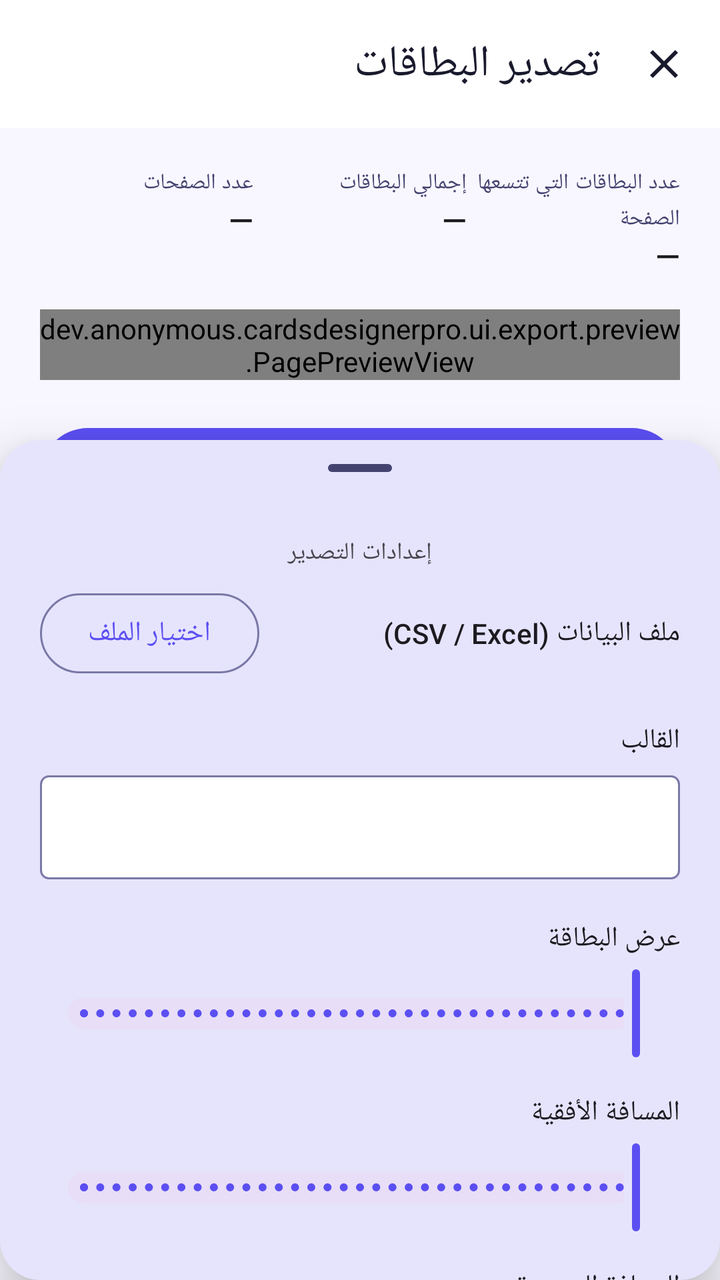
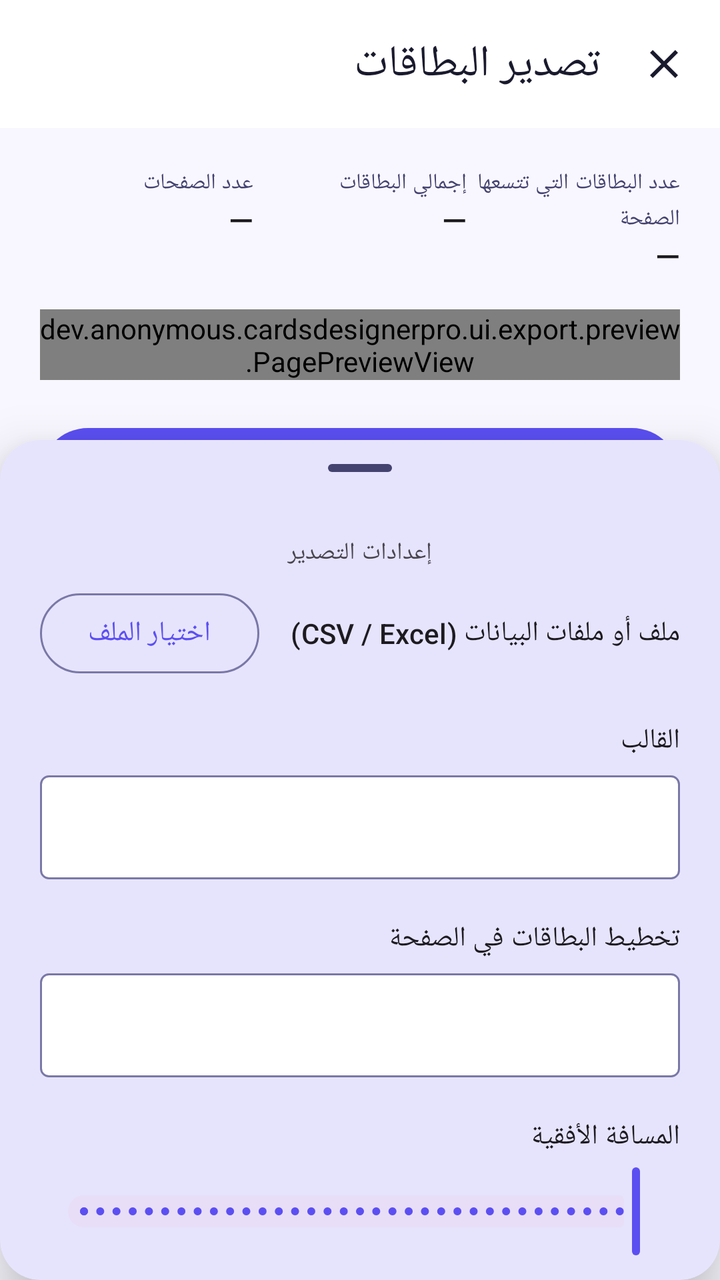

An Android layout rendered at two revisions. The XML below is the earlier revision; the diff shows what the commit changed to produce the second picture.
<!-- AndroidManifest.xml: application theme Theme.CardsDesignerPro -->
<!-- res/layout/activity_export_cards.xml -->
<?xml version="1.0" encoding="utf-8"?>
<RelativeLayout xmlns:android="http://schemas.android.com/apk/res/android"
    xmlns:app="http://schemas.android.com/apk/res-auto"
    android:layout_width="match_parent"
    android:layout_height="match_parent"
    android:layoutDirection="rtl">

    <androidx.coordinatorlayout.widget.CoordinatorLayout
        android:layout_width="match_parent"
        android:layout_height="match_parent">

        <com.google.android.material.appbar.AppBarLayout
            android:id="@+id/app_bar"
            android:layout_width="match_parent"
            android:layout_height="wrap_content"
            android:background="?attr/colorSurface"
            app:liftOnScrollColor="@android:color/transparent">
            <com.google.android.material.appbar.MaterialToolbar
                android:id="@+id/toolbar"
                android:layout_width="match_parent"
                android:layout_height="?attr/actionBarSize"
                app:title="@string/export_cards_title"
                app:layout_scrollFlags="scroll|enterAlways|snap"
                app:navigationIcon="@drawable/ic_close_24"
                app:navigationIconTint="?attr/colorOnSurface"
                app:titleTextColor="?attr/colorOnSurface" />
        </com.google.android.material.appbar.AppBarLayout>

        <androidx.core.widget.NestedScrollView
            android:layout_width="match_parent"
            android:layout_height="match_parent"
            android:clipToPadding="false"
            android:paddingBottom="450dp"
            app:layout_behavior="@string/appbar_scrolling_view_behavior">

            <LinearLayout
                android:layout_width="match_parent"
                android:layout_height="wrap_content"
                android:orientation="vertical"
                android:padding="20dp">

                
                <LinearLayout
                    android:layout_width="match_parent"
                    android:layout_height="wrap_content"
                    android:orientation="horizontal"
                    android:layout_marginBottom="16dp">

                    
                    <LinearLayout
                        android:layout_width="0dp"
                        android:layout_height="wrap_content"
                        android:layout_weight="1"
                        android:orientation="vertical">
                        <TextView
                            android:id="@+id/tv_cards_per_page_label"
                            android:layout_width="wrap_content"
                            android:layout_height="wrap_content"
                            android:text="@string/label_cards_per_page"
                            android:textAppearance="?attr/textAppearanceLabelSmall"
                            android:textColor="?attr/colorOnSurfaceVariant" />
                        <TextView
                            android:id="@+id/tv_cards_per_page"
                            android:layout_width="wrap_content"
                            android:layout_height="wrap_content"
                            android:text="—"
                            android:textAppearance="?attr/textAppearanceTitleMedium" />
                    </LinearLayout>

                    
                    <LinearLayout
                        android:layout_width="0dp"
                        android:layout_height="wrap_content"
                        android:layout_weight="1"
                        android:orientation="vertical">
                        <TextView
                            android:layout_width="wrap_content"
                            android:layout_height="wrap_content"
                            android:text="@string/label_total_cards"
                            android:textAppearance="?attr/textAppearanceLabelSmall"
                            android:textColor="?attr/colorOnSurfaceVariant" />
                        <TextView
                            android:id="@+id/tv_total_cards"
                            android:layout_width="wrap_content"
                            android:layout_height="wrap_content"
                            android:text="—"
                            android:textAppearance="?attr/textAppearanceTitleMedium" />
                    </LinearLayout>

                    
                    <LinearLayout
                        android:layout_width="0dp"
                        android:layout_height="wrap_content"
                        android:layout_weight="1"
                        android:orientation="vertical">
                        <TextView
                            android:id="@+id/tv_total_pages_label"
                            android:layout_width="wrap_content"
                            android:layout_height="wrap_content"
                            android:text="@string/label_total_pages"
                            android:textAppearance="?attr/textAppearanceLabelSmall"
                            android:textColor="?attr/colorOnSurfaceVariant" />
                        <TextView
                            android:id="@+id/tv_total_pages"
                            android:layout_width="wrap_content"
                            android:layout_height="wrap_content"
                            android:text="—"
                            android:textAppearance="?attr/textAppearanceTitleMedium" />
                    </LinearLayout>

                    
                    <LinearLayout
                        android:id="@+id/layout_total_dual_pages"
                        android:layout_width="0dp"
                        android:layout_height="wrap_content"
                        android:layout_weight="1"
                        android:orientation="vertical"
                        android:visibility="gone">
                        <TextView
                            android:layout_width="wrap_content"
                            android:layout_height="wrap_content"
                            android:text="@string/label_total_pages_both"
                            android:textAppearance="?attr/textAppearanceLabelSmall"
                            android:textColor="?attr/colorOnSurfaceVariant" />
                        <TextView
                            android:id="@+id/tv_total_dual_pages"
                            android:layout_width="wrap_content"
                            android:layout_height="wrap_content"
                            android:text="—"
                            android:textAppearance="?attr/textAppearanceTitleMedium" />
                    </LinearLayout>
                </LinearLayout>

                
                <TextView
                    android:id="@+id/tv_front_side_title"
                    android:layout_width="match_parent"
                    android:layout_height="wrap_content"
                    android:text="@string/label_front_side"
                    android:textAppearance="?attr/textAppearanceTitleMedium"
                    android:layout_marginBottom="8dp"
                    android:visibility="gone" />

                
                <dev.anonymous.cardsdesignerpro.ui.export.preview.PagePreviewView
                    android:id="@+id/page_preview"
                    android:layout_width="match_parent"
                    android:layout_height="wrap_content"
                    android:layout_marginBottom="20dp" />

                
                <LinearLayout
                    android:id="@+id/layout_back_side_preview"
                    android:layout_width="match_parent"
                    android:layout_height="wrap_content"
                    android:orientation="vertical"
                    android:visibility="gone">

                    <LinearLayout
                        android:layout_width="match_parent"
                        android:layout_height="wrap_content"
                        android:orientation="horizontal"
                        android:gravity="center_vertical"
                        android:layout_marginBottom="8dp">
                        <TextView
                            android:layout_width="0dp"
                            android:layout_height="wrap_content"
                            android:layout_weight="1"
                            android:text="@string/label_back_side"
                            android:textAppearance="?attr/textAppearanceTitleMedium" />
                        <TextView
                            android:id="@+id/tv_flip_hint"
                            android:layout_width="wrap_content"
                            android:layout_height="wrap_content"
                            android:text="@string/flip_hint_long_edge"
                            android:textAppearance="?attr/textAppearanceLabelSmall"
                            android:textColor="?attr/colorOnSurfaceVariant" />
                    </LinearLayout>

                    <dev.anonymous.cardsdesignerpro.ui.export.preview.PagePreviewView
                        android:id="@+id/page_preview_back"
                        android:layout_width="match_parent"
                        android:layout_height="wrap_content"
                        android:layout_marginBottom="20dp" />
                </LinearLayout>

                
                <com.google.android.material.progressindicator.LinearProgressIndicator
                    android:id="@+id/progress_export"
                    android:layout_width="match_parent"
                    android:layout_height="wrap_content"
                    android:layout_marginBottom="12dp"
                    android:visibility="gone"
                    app:trackCornerRadius="4dp" />

                
                <com.google.android.material.button.MaterialButton
                    android:id="@+id/btn_export_separate"
                    style="@style/Widget.Material3.Button.OutlinedButton"
                    android:layout_width="match_parent"
                    android:layout_height="56dp"
                    android:layout_marginBottom="8dp"
                    android:text="@string/btn_export_separate"
                    android:visibility="gone" />

                
                <com.google.android.material.button.MaterialButton
                    android:id="@+id/btn_export"
                    style="@style/Widget.Material3.Button"
                    android:layout_width="match_parent"
                    android:layout_height="56dp"
                    android:text="@string/btn_export" />

            </LinearLayout>
        </androidx.core.widget.NestedScrollView>

    </androidx.coordinatorlayout.widget.CoordinatorLayout>

    
    <com.google.android.material.card.MaterialCardView
        android:id="@+id/bottom_sheet_host"
        android:layout_width="match_parent"
        android:layout_height="420dp"
        android:layout_alignParentBottom="true"
        app:cardBackgroundColor="?attr/colorSurface"
        app:cardCornerRadius="20dp"
        app:cardElevation="16dp"
        app:strokeWidth="0dp"
        android:clickable="true"
        android:focusable="true">

        <LinearLayout
            android:layout_width="match_parent"
            android:layout_height="match_parent"
            android:orientation="vertical">

            <com.google.android.material.bottomsheet.BottomSheetDragHandleView
                android:id="@+id/drag_handle_area"
                android:layout_width="match_parent"
                android:layout_height="wrap_content" />

            <TextView
                android:layout_width="match_parent"
                android:layout_height="wrap_content"
                android:text="@string/title_export_settings"
                android:textAppearance="?attr/textAppearanceLabelMedium"
                android:gravity="center"
                android:layout_marginBottom="8dp" />

            <androidx.core.widget.NestedScrollView
                android:layout_width="match_parent"
                android:layout_height="match_parent">

                <LinearLayout
                    android:layout_width="match_parent"
                    android:layout_height="wrap_content"
                    android:orientation="vertical"
                    android:paddingHorizontal="20dp"
                    android:paddingBottom="40dp">

                    
                    <LinearLayout
                        android:layout_width="match_parent"
                        android:layout_height="wrap_content"
                        android:orientation="horizontal"
                        android:gravity="center_vertical"
                        android:layout_marginBottom="4dp">

                        <TextView
                            android:layout_width="0dp"
                            android:layout_height="wrap_content"
                            android:layout_weight="1"
                            android:text="@string/label_data_file"
                            android:textAppearance="?attr/textAppearanceTitleSmall" />

                        <com.google.android.material.button.MaterialButton
                            android:id="@+id/btn_choose_file"
                            style="@style/Widget.Material3.Button.OutlinedButton"
                            android:layout_width="wrap_content"
                            android:layout_height="wrap_content"
                            android:text="@string/btn_choose_file" />
                    </LinearLayout>

                    
                    <androidx.recyclerview.widget.RecyclerView
                        android:id="@+id/rv_selected_files"
                        android:layout_width="match_parent"
                        android:layout_height="wrap_content"
                        android:layout_marginBottom="16dp"
                        android:nestedScrollingEnabled="false" />

                    
                    <TextView
                        android:layout_width="match_parent"
                        android:layout_height="wrap_content"
                        android:text="@string/label_template"
                        android:textAppearance="?attr/textAppearanceTitleSmall"
                        android:layout_marginBottom="8dp" />
                    <Spinner
                        android:id="@+id/spinner_template"
                        android:layout_width="match_parent"
                        android:layout_height="52dp"
                        android:background="@drawable/bg_spinner_outline"
                        android:layout_marginBottom="20dp" />

                    
                    <TextView
                        android:id="@+id/tv_card_width_label"
                        android:layout_width="match_parent"
                        android:layout_height="wrap_content"
                        android:text="@string/label_card_width"
                        android:textAppearance="?attr/textAppearanceTitleSmall"
                        android:layout_marginBottom="4dp" />
                    <com.google.android.material.slider.Slider
                        android:id="@+id/slider_card_width"
                        android:layout_width="match_parent"
                        android:layout_height="wrap_content"
                        android:valueFrom="0.1"
                        android:valueTo="0.9"
                        android:stepSize="0.01"
                        android:layout_marginBottom="16dp" />

                    
                    <TextView
                        android:layout_width="match_parent"
                        android:layout_height="wrap_content"
                        android:text="@string/label_horizontal_spacing"
                        android:textAppearance="?attr/textAppearanceTitleSmall"
                        android:layout_marginBottom="4dp" />
                    <com.google.android.material.slider.Slider
                        android:id="@+id/slider_h_spacing"
                        android:layout_width="match_parent"
                        android:layout_height="wrap_content"
                        android:valueFrom="0"
                        android:valueTo="60"
                        android:stepSize="1"
                        android:layout_marginBottom="16dp" />

                    
                    <TextView
                        android:layout_width="match_parent"
                        android:layout_height="wrap_content"
                        android:text="@string/label_vertical_spacing"
                        android:textAppearance="?attr/textAppearanceTitleSmall"
                        android:layout_marginBottom="4dp" />
                    <com.google.android.material.slider.Slider
                        android:id="@+id/slider_v_spacing"
                        android:layout_width="match_parent"
                        android:layout_height="wrap_content"
                        android:valueFrom="0"
                        android:valueTo="60"
                        android:stepSize="1"
                        android:layout_marginBottom="16dp" />

                    
                    <TextView
                        android:layout_width="match_parent"
                        android:layout_height="wrap_content"
                        android:text="@string/label_page_size"
                        android:textAppearance="?attr/textAppearanceTitleSmall"
                        android:layout_marginBottom="8dp" />
                    <Spinner
                        android:id="@+id/spinner_page_size"
                        android:layout_width="match_parent"
                        android:layout_height="52dp"
                        android:background="@drawable/bg_spinner_outline"
                        android:layout_marginBottom="20dp" />

                    

                    
                    <com.google.android.material.checkbox.MaterialCheckBox
                        android:id="@+id/checkbox_front_only"
                        android:layout_width="match_parent"
                        android:layout_height="wrap_content"
                        android:text="@string/label_export_front_only"
                        android:layout_marginBottom="12dp"
                        android:visibility="gone" />

                    
                    <TextView
                        android:id="@+id/tv_flip_edge_label"
                        android:layout_width="match_parent"
                        android:layout_height="wrap_content"
                        android:text="@string/label_flip_edge_hint"
                        android:textAppearance="?attr/textAppearanceLabelMedium"
                        android:textColor="?attr/colorOnSurfaceVariant"
                        android:layout_marginBottom="8dp"
                        android:visibility="gone" />

                    <com.google.android.material.button.MaterialButtonToggleGroup
                        android:id="@+id/toggle_flip_edge"
                        android:layout_width="match_parent"
                        android:layout_height="wrap_content"
                        android:layout_marginBottom="16dp"
                        app:singleSelection="true"
                        app:selectionRequired="true"
                        android:visibility="gone">

                        <com.google.android.material.button.MaterialButton
                            android:id="@+id/btn_flip_long"
                            style="@style/Widget.Material3.Button.OutlinedButton"
                            android:layout_width="0dp"
                            android:layout_height="wrap_content"
                            android:layout_weight="1"
                            android:text="@string/flip_edge_long" />

                        <com.google.android.material.button.MaterialButton
                            android:id="@+id/btn_flip_short"
                            style="@style/Widget.Material3.Button.OutlinedButton"
                            android:layout_width="0dp"
                            android:layout_height="wrap_content"
                            android:layout_weight="1"
                            android:text="@string/flip_edge_short" />

                    </com.google.android.material.button.MaterialButtonToggleGroup>

                </LinearLayout>
            </androidx.core.widget.NestedScrollView>
        </LinearLayout>
    </com.google.android.material.card.MaterialCardView>

</RelativeLayout>
<!-- resources referenced by this layout -->
<resources>
  <!-- drawable bg_spinner_outline (drawable) -->
  <?xml version="1.0" encoding="utf-8"?>
  <shape xmlns:android="http://schemas.android.com/apk/res/android" android:shape="rectangle">
      <stroke android:width="1dp" android:color="?attr/colorOutline" />
      <corners android:radius="4dp" />
      <solid android:color="?attr/colorSurface" />
  </shape>
  <!-- drawable ic_close_24 (drawable) -->
  <vector xmlns:android="http://schemas.android.com/apk/res/android"
      android:width="24dp"
      android:height="24dp"
      android:viewportWidth="24"
      android:viewportHeight="24">
      <path
          android:fillColor="#FF000000"
          android:pathData="M19,6.41L17.59,5 12,10.59 6.41,5 5,6.41 10.59,12 5,17.59 6.41,19 12,13.41 17.59,19 19,17.59 13.41,12z"/>
  </vector>
  <string name="btn_choose_file">اختيار الملف</string>
  <string name="btn_export">تصدير</string>
  <string name="btn_export_separate">تصدير ملفين PDF منفصلين</string>
  <string name="export_cards_title">تصدير البطاقات</string>
  <string name="flip_edge_long">الحافة الطويلة (افتراضي)</string>
  <string name="flip_edge_short">الحافة القصيرة</string>
  <string name="flip_hint_long_edge">(قلب على الحافة الطويلة)</string>
  <string name="label_back_side">الوجه الخلفي</string>
  <string name="label_card_width">عرض البطاقة</string>
  <string name="label_cards_per_page">عدد البطاقات التي تتسعها الصفحة</string>
  <string name="label_data_file">ملف البيانات (CSV / Excel)</string>
  <string name="label_export_front_only">تصدير الوجه الأمامي فقط (تجاهل الوجه الخلفي)</string>
  <string name="label_flip_edge_hint">اتجاه قلب الورقة عند طباعة الوجهين — اختر الوضع المناسب لطابعتك</string>
  <string name="label_front_side">الوجه الأمامي</string>
  <string name="label_horizontal_spacing">المسافة الأفقية</string>
  <string name="label_page_size">حجم الصفحة</string>
  <string name="label_template">القالب</string>
  <string name="label_total_cards">إجمالي البطاقات</string>
  <string name="label_total_pages">عدد الصفحات</string>
  <string name="label_total_pages_both">إجمالي الصفحات (الوجهين)</string>
  <string name="label_vertical_spacing">المسافة العمودية</string>
  <string name="title_export_settings">إعدادات التصدير</string>
  <style name="Theme.CardsDesignerPro" parent="Base.Theme.CardsDesignerPro" />
  <color name="md_theme_light_primary">#FF5B4FF2</color>
  <color name="md_theme_light_onPrimary">#FFFFFFFF</color>
  <color name="md_theme_light_primaryContainer">#FFE8E5FF</color>
  <color name="md_theme_light_onPrimaryContainer">#FF1A006E</color>
  <color name="md_theme_light_secondary">#FF00BFA5</color>
  <color name="md_theme_light_onSecondary">#FFFFFFFF</color>
  <color name="md_theme_light_background">#FFF8F7FF</color>
  <color name="md_theme_light_surface">#FFFFFFFF</color>
  <color name="md_theme_light_onSurface">#FF1A1A2E</color>
  <color name="md_theme_light_surfaceVariant">#FFE8E5FF</color>
  <color name="md_theme_light_onSurfaceVariant">#FF444370</color>
  <color name="md_theme_light_outline">#FF7A78A6</color>
  <color name="md_theme_light_error">#FFB3261E</color>
  <color name="md_theme_light_onError">#FFFFFFFF</color>
  <!-- unchanged entries left out for length: 1 -->
</resources>

<!-- the commit's change to res/layout/activity_export_cards.xml (unified diff, before → after) -->
@@ -305,20 +305,18 @@
 
                     
                     <TextView
-                        android:id="@+id/tv_card_width_label"
-                        android:layout_width="match_parent"
-                        android:layout_height="wrap_content"
-                        android:text="@string/label_card_width"
-                        android:textAppearance="?attr/textAppearanceTitleSmall"
-                        android:layout_marginBottom="4dp" />
-                    <com.google.android.material.slider.Slider
-                        android:id="@+id/slider_card_width"
-                        android:layout_width="match_parent"
-                        android:layout_height="wrap_content"
-                        android:valueFrom="0.1"
-                        android:valueTo="0.9"
-                        android:stepSize="0.01"
-                        android:layout_marginBottom="16dp" />
+                        android:id="@+id/tv_card_layout_label"
+                        android:layout_width="match_parent"
+                        android:layout_height="wrap_content"
+                        android:text="@string/label_card_layout"
+                        android:textAppearance="?attr/textAppearanceTitleSmall"
+                        android:layout_marginBottom="8dp" />
+                    <Spinner
+                        android:id="@+id/spinner_card_layout"
+                        android:layout_width="match_parent"
+                        android:layout_height="52dp"
+                        android:background="@drawable/bg_spinner_outline"
+                        android:layout_marginBottom="20dp" />
 
                     
                     <TextView
@@ -361,6 +359,20 @@
                         android:layout_marginBottom="8dp" />
                     <Spinner
                         android:id="@+id/spinner_page_size"
+                        android:layout_width="match_parent"
+                        android:layout_height="52dp"
+                        android:background="@drawable/bg_spinner_outline"
+                        android:layout_marginBottom="20dp" />
+
+                    
+                    <TextView
+                        android:layout_width="match_parent"
+                        android:layout_height="wrap_content"
+                        android:text="@string/label_export_quality"
+                        android:textAppearance="?attr/textAppearanceTitleSmall"
+                        android:layout_marginBottom="8dp" />
+                    <Spinner
+                        android:id="@+id/spinner_quality"
                         android:layout_width="match_parent"
                         android:layout_height="52dp"
                         android:background="@drawable/bg_spinner_outline"
<!-- resource entries referenced after the edit -->
@@ -21,15 +21,16 @@
   <string name="btn_export">تصدير</string>
   <string name="btn_export_separate">تصدير ملفين PDF منفصلين</string>
   <string name="export_cards_title">تصدير البطاقات</string>
-  <string name="flip_edge_long">الحافة الطويلة (افتراضي)</string>
+  <string name="flip_edge_long">الحافة الطويلة</string>
   <string name="flip_edge_short">الحافة القصيرة</string>
   <string name="flip_hint_long_edge">(قلب على الحافة الطويلة)</string>
   <string name="label_back_side">الوجه الخلفي</string>
-  <string name="label_card_width">عرض البطاقة</string>
+  <string name="label_card_layout">تخطيط البطاقات في الصفحة</string>
   <string name="label_cards_per_page">عدد البطاقات التي تتسعها الصفحة</string>
-  <string name="label_data_file">ملف البيانات (CSV / Excel)</string>
+  <string name="label_data_file">ملف أو ملفات البيانات (CSV / Excel)</string>
   <string name="label_export_front_only">تصدير الوجه الأمامي فقط (تجاهل الوجه الخلفي)</string>
-  <string name="label_flip_edge_hint">اتجاه قلب الورقة عند طباعة الوجهين — اختر الوضع المناسب لطابعتك</string>
+  <string name="label_export_quality">جودة التصدير</string>
+  <string name="label_flip_edge_hint">اتجاه قلب الورقة — الحافة الطويلة هي الخيار الافتراضي والموصى به</string>
   <string name="label_front_side">الوجه الأمامي</string>
   <string name="label_horizontal_spacing">المسافة الأفقية</string>
   <string name="label_page_size">حجم الصفحة</string>
